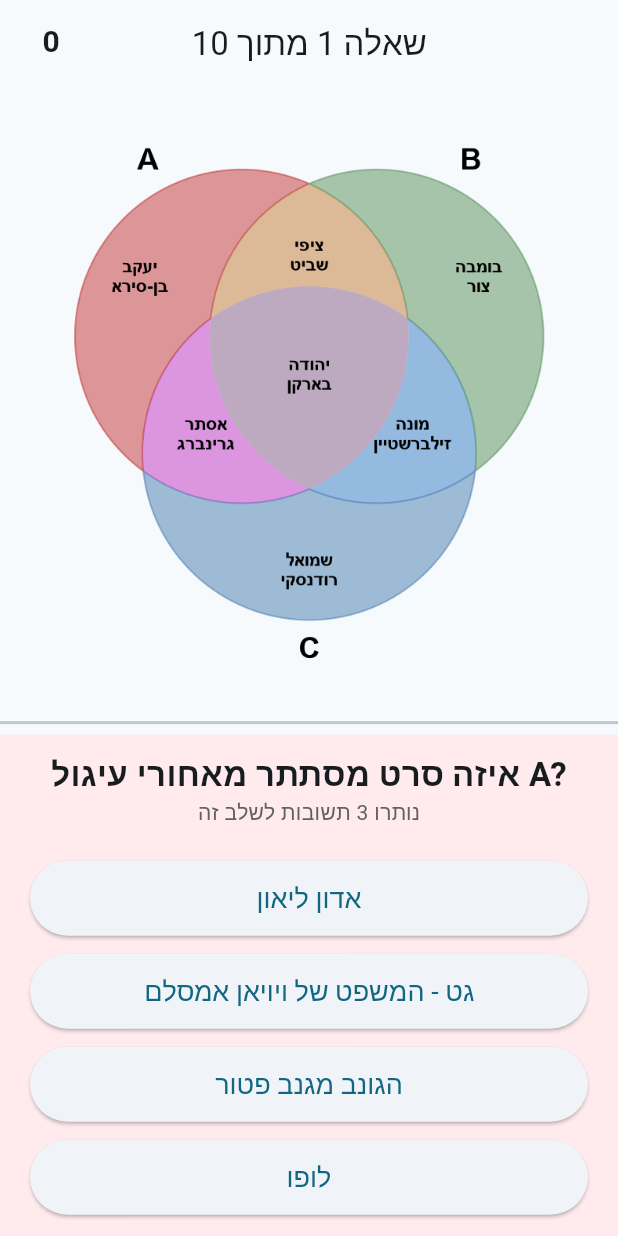
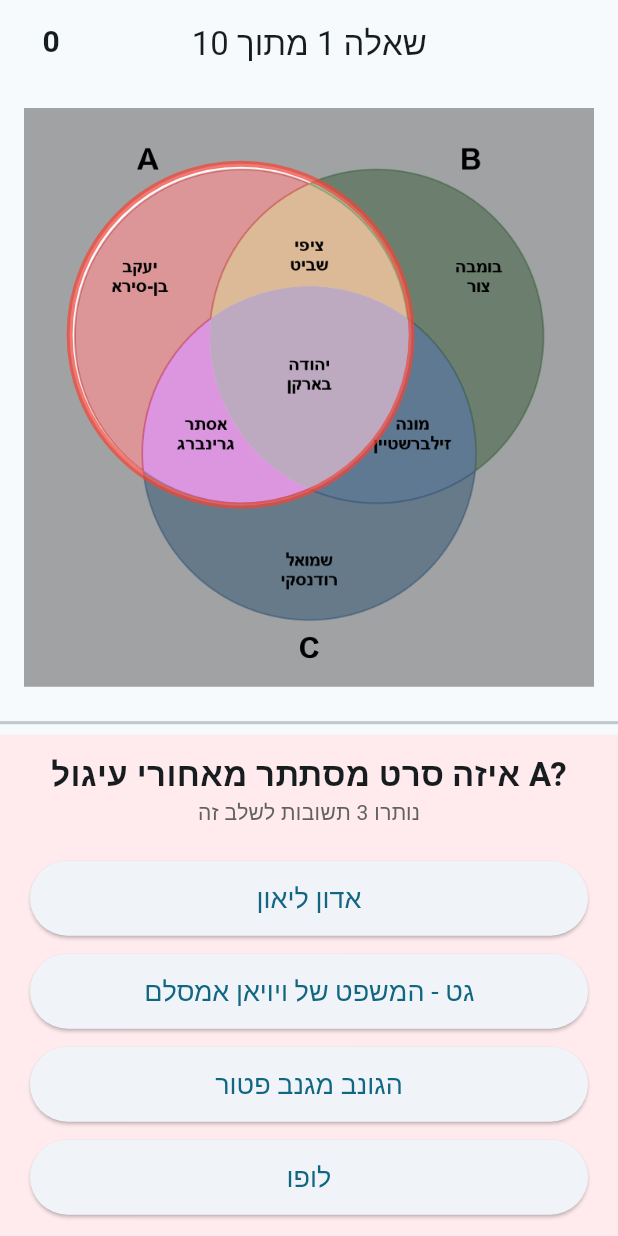
Before and after one commit to ashovalcom-commits/movenn_app, a Flutter app: the screen it shows after launch, after a tap on "התחל משחק", on a phone screen of 412 x 824 dp. Run offline on Flutter 3.47's test engine with Material 3 defaults, Android fonts, the phone set to English and light mode, and no system bars; our stand-ins replace audioplayers; Roboto replaces fonts that are missing (Assistant).

Commit message:
current movie-circle marking added

```diff
--- a/lib/game_config.dart
+++ b/lib/game_config.dart
@@ -2,13 +2,13 @@ class GameConfig {
   // --- הגדרות זמנים (בשניות) ---
 
   /// כל כמה שניות מתחלף המעגל (A, B, C) באזור התשובות
-  static const int rotationInterval = 10;
+  static const int rotationInterval = 7;
 
   /// הזמן המקסימלי לכל דיאגרמת ון (שלב) לפני פסילה אוטומטית
-  static const int maxLevelTime = 120;
+  static const int maxLevelTime = 84;
 
   /// רף הזמן לקבלת בונוס מהירות (אם ענו על כל ה-3 נכון מתחת לזמן הזה)
-  static const int bonusTimeLimit = 30;
+  static const int bonusTimeLimit = 21;
 
   // --- הגדרות ניקוד ---
 
--- a/lib/main.dart
+++ b/lib/main.dart
@@ -36,7 +36,7 @@ class GameScreen extends StatefulWidget {
   State<GameScreen> createState() => _GameScreenState();
 }
 
-class _GameScreenState extends State<GameScreen> {
+class _GameScreenState extends State<GameScreen> with SingleTickerProviderStateMixin {
   List<dynamic> levels = [];
   List<dynamic> gameQuestions = []; // 10 random questions for this game
   int currentLevelIndex = 0;
@@ -54,16 +54,26 @@ class _GameScreenState extends State<GameScreen> {
   Timer? _levelTimer;
   DateTime? levelStartTime;
   final SoundManager _soundManager = SoundManager();
+  late AnimationController _pulseController;
+  late Animation<double> _pulseAnimation;
 
   @override
   void initState() {
     super.initState();
+    _pulseController = AnimationController(
+      vsync: this,
+      duration: const Duration(milliseconds: 900),
+    )..repeat(reverse: true);
+    _pulseAnimation = Tween<double>(begin: 0.35, end: 0.75).animate(
+      CurvedAnimation(parent: _pulseController, curve: Curves.easeInOut),
+    );
     _soundManager.init();
     loadGameData();
   }
 
   @override
   void dispose() {
+    _pulseController.dispose();
     _rotationTimer?.cancel();
     _levelTimer?.cancel();
     _soundManager.dispose();
@@ -287,9 +297,30 @@ class _GameScreenState extends State<GameScreen> {
             flex: 5,
             child: Padding(
               padding: const EdgeInsets.all(16.0),
-              child: Image.asset(
-                imagePath,
-                fit: BoxFit.contain,
+              child: LayoutBuilder(
+                builder: (context, constraints) {
+                  return Stack(
+                    alignment: Alignment.center,
+                    children: [
+                      Image.asset(
+                        imagePath,
+                        fit: BoxFit.contain,
+                      ),
+                      AnimatedBuilder(
+                        animation: _pulseAnimation,
+                        builder: (context, child) {
+                          return CustomPaint(
+                            size: Size(constraints.maxWidth, constraints.maxHeight),
+                            painter: _SpotlightPainter(
+                              target: currentTarget,
+                              opacity: _pulseAnimation.value,
+                            ),
+                          );
+                        },
+                      ),
+                    ],
+                  );
+                },
               ),
             ),
           ),
@@ -339,3 +370,60 @@ class _GameScreenState extends State<GameScreen> {
     );
   }
 }
+
+class _SpotlightPainter extends CustomPainter {
+  final String target;
+  final double opacity;
+
+  _SpotlightPainter({required this.target, required this.opacity});
+
+  @override
+  void paint(Canvas canvas, Size size) {
+    final double imgSide = size.width < size.height ? size.width : size.height;
+    final double offsetX = (size.width - imgSide) / 2;
+    final double offsetY = (size.height - imgSide) / 2;
+
+    late double cx, cy;
+    late Color color;
+    const double r = 0.30;
+
+    switch (target) {
+      case 'A':
+        cx = 0.38; cy = 0.39;
+        color = Colors.red;
+        break;
+      case 'B':
+        cx = 0.62; cy = 0.39;
+        color = Colors.green;
+        break;
+      case 'C':
+        cx = 0.50; cy = 0.6;
+        color = Colors.blue;
+        break;
+      default:
+        return;
+    }
+
+    final center = Offset(offsetX + cx * imgSide, offsetY + cy * imgSide);
+    final radius = r * imgSide;
+
+    // Dim everything outside the target circle
+    final dimPaint = Paint()..color = Colors.black.withValues(alpha: 0.35);
+    final path = Path()
+      ..addRect(Rect.fromLTWH(0, 0, size.width, size.height))
+      ..addOval(Rect.fromCircle(center: center, radius: radius))
+      ..fillType = PathFillType.evenOdd;
+    canvas.drawPath(path, dimPaint);
+
+    // Pulsing glow ring
+    final glowPaint = Paint()
+      ..color = color.withValues(alpha: opacity)
+      ..style = PaintingStyle.stroke
+      ..strokeWidth = 4.0;
+    canvas.drawCircle(center, radius, glowPaint);
+  }
+
+  @override
+  bool shouldRepaint(covariant _SpotlightPainter oldDelegate) =>
+      oldDelegate.target != target || oldDelegate.opacity != opacity;
+}
```
